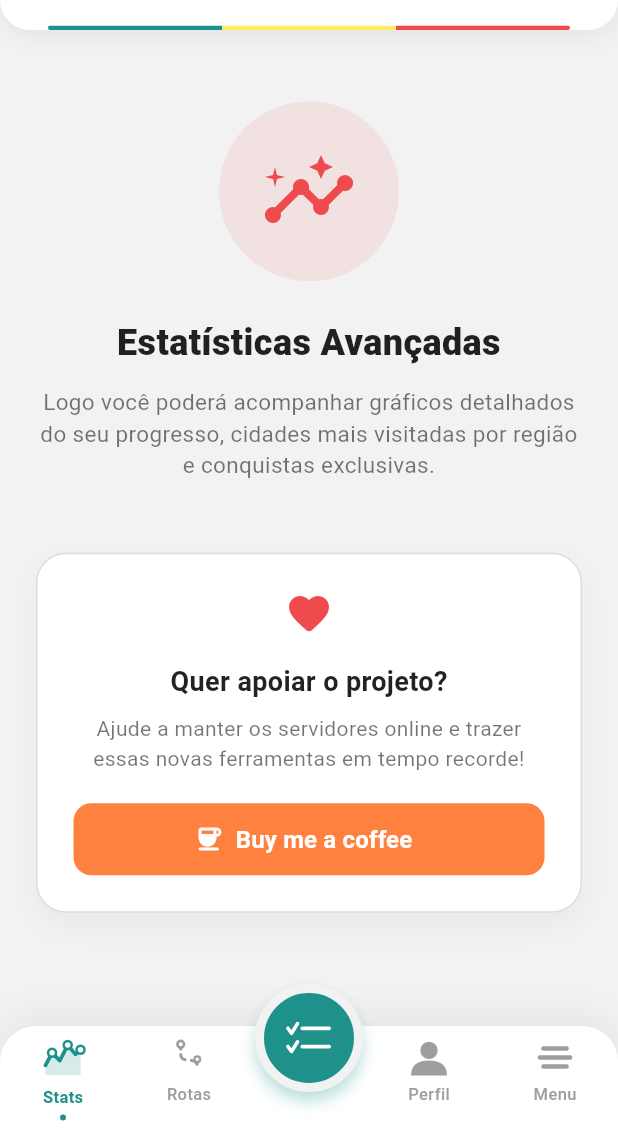
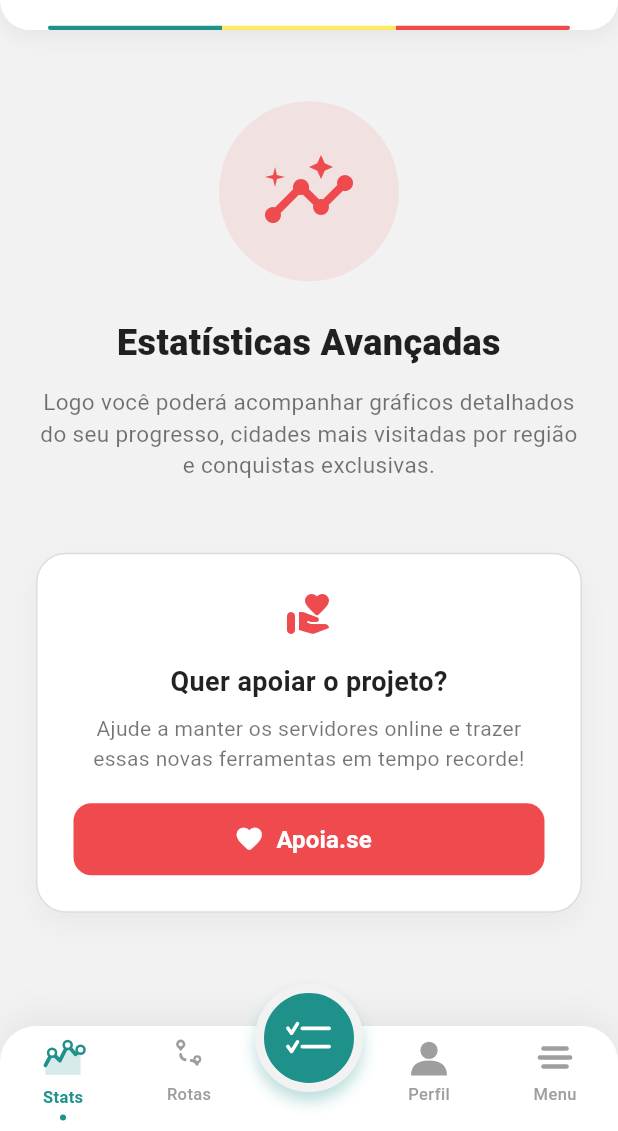
Before and after one commit to brunogmuniz/trilhagaucha-app, a Flutter app: the HomePage screen opened directly, after a tap on "A - Z", after a tap on "Stats", on a phone screen of 412 x 824 dp, the part 105-1236 px from its top. Run offline on Flutter 3.47's test engine with Material 3 defaults, Android fonts, the light colour scheme and no system bars; our stand-ins replace shared_preferences; accounts and stored records are empty; network calls fail.

Commit message:
Inserção do apoia-se

```diff
--- a/lib/pages/sections/menu_page.dart
+++ b/lib/pages/sections/menu_page.dart
@@ -2,7 +2,6 @@ import 'package:flutter/material.dart';
 import '../../services/auth_service.dart';
 import '../login_page.dart';
 import 'configuracoes_page.dart';
-import 'package:flutter/material.dart';
 import 'package:url_launcher/url_launcher.dart';
 
 class MenuPage extends StatelessWidget {
@@ -60,9 +59,10 @@ class MenuPage extends StatelessWidget {
     );
   }
 
-  Future<void> _abrirBuyMeACoffee() async {
+  // Função renomeada para o Apoia.se
+  Future<void> _abrirApoiase() async {
     final Uri url = Uri.parse(
-      'https://buymeacoffee.com/trilhagaucha',
+      'https://apoia.se/trillhagaucha',
     );
 
     await launchUrl(
@@ -100,10 +100,10 @@ class MenuPage extends StatelessWidget {
           _MenuItem(icon: Icons.shield_outlined, label: 'Privacidade e Termos', onTap: () {}),
           _MenuItem(icon: Icons.info_outline, label: 'Sobre o App', onTap: () {}),
           _MenuItem(
-            icon: Icons.coffee_outlined,
-            label: 'Buy me a coffee',
-            iconColor: const Color(0xFFFF9F00),
-            onTap: _abrirBuyMeACoffee,
+            icon: Icons.favorite_outline_rounded, // Ícone de coração para o Apoia.se
+            label: 'Apoia.se',
+            iconColor: const Color(0xFFEF4B4F), // Vermelho
+            onTap: _abrirApoiase,
           ),
         ]),
         const SizedBox(height: 16),
--- a/lib/pages/sections/rotas_page.dart
+++ b/lib/pages/sections/rotas_page.dart
@@ -51,7 +51,7 @@ class RotasPage extends StatelessWidget {
 
             const SizedBox(height: 48),
 
-            // Card de Apoio (Buy me a coffee)
+            // Card de Apoio (Apoia.se)
             Container(
               padding: const EdgeInsets.all(24),
               decoration: BoxDecoration(
@@ -69,8 +69,8 @@ class RotasPage extends StatelessWidget {
               child: Column(
                 children: [
                   const Icon(
-                    Icons.favorite_rounded,
-                    color: Color(0xFFEF4B4F), // Vermelho
+                    Icons.volunteer_activism_rounded,
+                    color: Color(0xFFEF4B4F), // Vermelho da paleta
                     size: 32,
                   ),
                   const SizedBox(height: 16),
@@ -97,7 +97,7 @@ class RotasPage extends StatelessWidget {
                     height: 48,
                     child: ElevatedButton.icon(
                       style: ElevatedButton.styleFrom(
-                        backgroundColor: const Color(0xFFFF813F), // Laranja clássico do Buy me a Coffee
+                        backgroundColor: const Color(0xFFEF4B4F), // Vermelho combinando com o Apoia.se
                         foregroundColor: Colors.white,
                         elevation: 0,
                         shape: RoundedRectangleBorder(
@@ -106,7 +106,7 @@ class RotasPage extends StatelessWidget {
                       ),
                       onPressed: () async {
                         final Uri url = Uri.parse(
-                          'https://buymeacoffee.com/trilhagaucha',
+                          'https://apoia.se/trillhagaucha',
                         );
                         if (await canLaunchUrl(url)) {
                           await launchUrl(
@@ -115,9 +115,9 @@ class RotasPage extends StatelessWidget {
                           );
                         }
                       },
-                      icon: const Icon(Icons.coffee_rounded, size: 20),
+                      icon: const Icon(Icons.favorite_rounded, size: 20),
                       label: const Text(
-                        'Buy me a coffee',
+                        'Apoia.se',
                         style: TextStyle(
                           fontSize: 16,
                           fontWeight: FontWeight.w700,
--- a/lib/pages/sections/stats_page.dart
+++ b/lib/pages/sections/stats_page.dart
@@ -1,5 +1,6 @@
 import 'package:flutter/material.dart';
 import 'package:url_launcher/url_launcher.dart';
+
 class StatsPage extends StatelessWidget {
   const StatsPage({super.key});
 
@@ -16,7 +17,7 @@ class StatsPage extends StatelessWidget {
             Container(
               padding: const EdgeInsets.all(28),
               decoration: BoxDecoration(
-                color: const Color(0xFFEF4B4F).withOpacity(0.1), // Usando o vermelho aqui para diferenciar da tela de rotas
+                color: const Color(0xFFEF4B4F).withOpacity(0.1),
                 shape: BoxShape.circle,
               ),
               child: const Icon(
@@ -50,6 +51,7 @@ class StatsPage extends StatelessWidget {
 
             const SizedBox(height: 48),
 
+            // Card de Apoio (Apoia.se)
             Container(
               padding: const EdgeInsets.all(24),
               decoration: BoxDecoration(
@@ -67,7 +69,7 @@ class StatsPage extends StatelessWidget {
               child: Column(
                 children: [
                   const Icon(
-                    Icons.favorite_rounded,
+                    Icons.volunteer_activism_rounded,
                     color: Color(0xFFEF4B4F), // Vermelho
                     size: 32,
                   ),
@@ -95,7 +97,7 @@ class StatsPage extends StatelessWidget {
                     height: 48,
                     child: ElevatedButton.icon(
                       style: ElevatedButton.styleFrom(
-                        backgroundColor: const Color(0xFFFF813F), // Laranja clássico do Buy me a Coffee
+                        backgroundColor: const Color(0xFFEF4B4F), // Vermelho combinando com o Apoia.se
                         foregroundColor: Colors.white,
                         elevation: 0,
                         shape: RoundedRectangleBorder(
@@ -104,7 +106,7 @@ class StatsPage extends StatelessWidget {
                       ),
                       onPressed: () async {
                         final Uri url = Uri.parse(
-                          'https://buymeacoffee.com/trilhagaucha',
+                          'https://apoia.se/trillhagaucha',
                         );
 
                         if (await canLaunchUrl(url)) {
@@ -114,9 +116,9 @@ class StatsPage extends StatelessWidget {
                           );
                         }
                       },
-                      icon: const Icon(Icons.coffee_rounded, size: 20),
+                      icon: const Icon(Icons.favorite_rounded, size: 20),
                       label: const Text(
-                        'Buy me a coffee',
+                        'Apoia.se',
                         style: TextStyle(
                           fontSize: 16,
                           fontWeight: FontWeight.w700,
```
